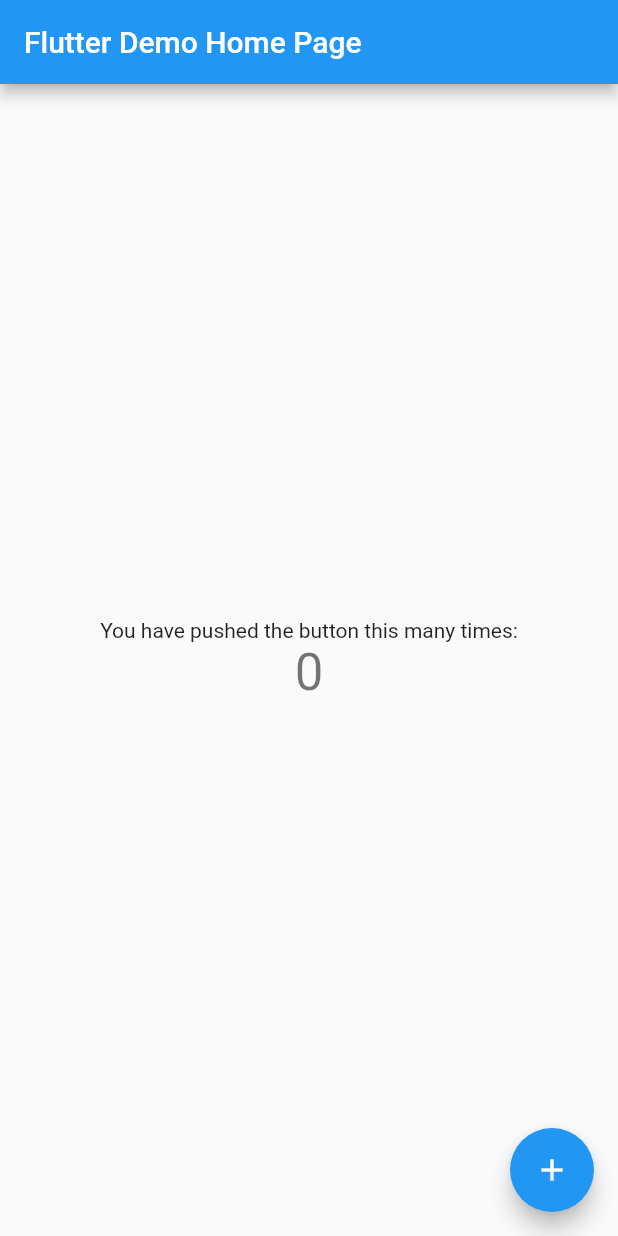
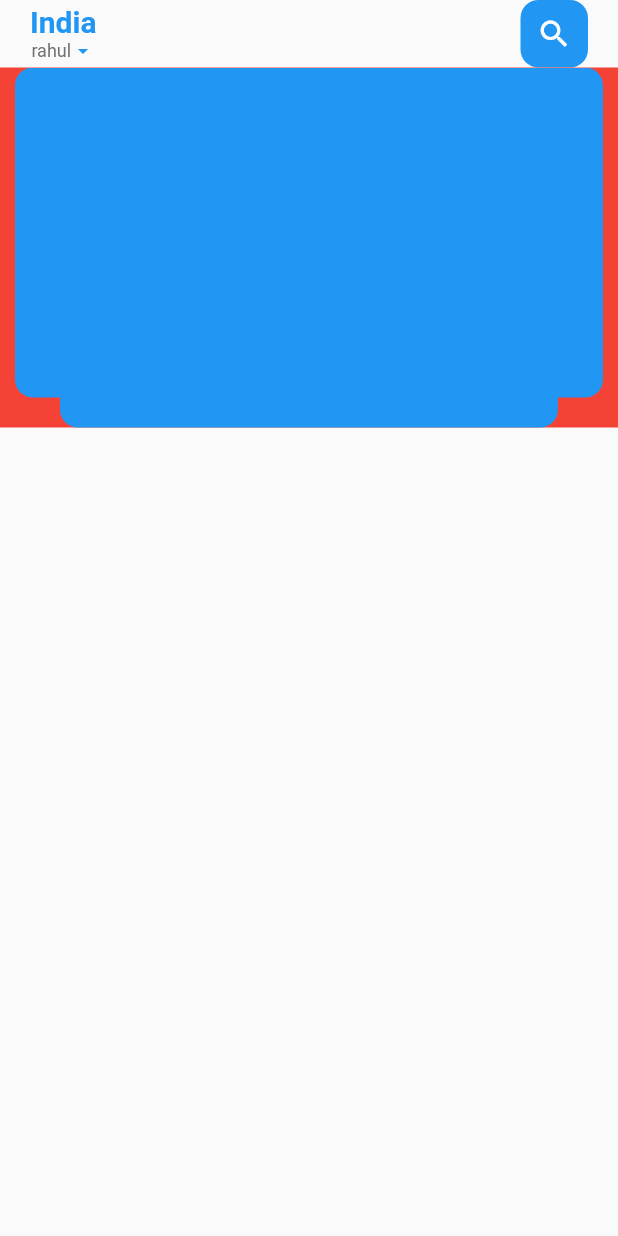
Before and after one commit to rahulasher110/e_commerce_app, a Flutter app: the screen it shows after launch, on a phone screen of 412 x 824 dp. Run offline on Flutter 3.47's test engine with Material 2 defaults, Android fonts, the phone set to English and light mode, and no system bars.

Commit message:
build the widget and basic header of our project

```diff
--- /dev/null
+++ b/lib/dashboard/body_page.dart
@@ -0,0 +1,47 @@
+import 'package:flutter/material.dart';
+import 'package:flutter/src/widgets/container.dart';
+import 'package:flutter/src/widgets/framework.dart';
+
+class MainDashboardBodyPage extends StatefulWidget {
+  const MainDashboardBodyPage({super.key});
+
+  @override
+  State<MainDashboardBodyPage> createState() => _MainDashboardBodyPageState();
+}
+
+class _MainDashboardBodyPageState extends State<MainDashboardBodyPage> {
+  @override
+  Widget build(BuildContext context) {
+    return Container(
+      color: Colors.red,
+      height: 240,
+      child: PageView.builder(
+          itemCount: 5,
+          itemBuilder: (context, position) {
+            return _buildPageItem(position);
+          }),
+    );
+  }
+
+  Widget _buildPageItem(int index) {
+    return Stack(
+      children: [
+        Container(
+          height: 220,
+          margin: const EdgeInsets.symmetric(horizontal: 10),
+          decoration: BoxDecoration(
+              borderRadius: BorderRadius.circular(12), color: Colors.blue),
+        ),
+        Align(
+          alignment: Alignment.bottomCenter,
+          child: Container(
+            height: 140,
+            margin: const EdgeInsets.symmetric(horizontal: 40),
+            decoration: BoxDecoration(
+                borderRadius: BorderRadius.circular(12), color: Colors.blue),
+          ),
+        ),
+      ],
+    );
+  }
+}
--- /dev/null
+++ b/lib/dashboard/header_page.dart
@@ -0,0 +1,69 @@
+import 'package:e_commerce_app/dashboard/body_page.dart';
+import 'package:e_commerce_app/widgets/big_text.dart';
+import 'package:e_commerce_app/widgets/small_text.dart';
+import 'package:flutter/material.dart';
+import 'package:flutter/src/widgets/container.dart';
+import 'package:flutter/src/widgets/framework.dart';
+
+class MainDashboardPage extends StatefulWidget {
+  const MainDashboardPage({super.key});
+
+  @override
+  State<MainDashboardPage> createState() => _MainDashboardPageState();
+}
+
+class _MainDashboardPageState extends State<MainDashboardPage> {
+  @override
+  Widget build(BuildContext context) {
+    return Scaffold(
+        body: SafeArea(
+      child: Column(
+        children: [
+          Container(
+            child: Container(
+              padding: const EdgeInsets.symmetric(horizontal: 20),
+              child: Row(
+                mainAxisAlignment: MainAxisAlignment.spaceBetween,
+                children: [
+                  Column(
+                    children: [
+                      BigText(
+                        text: 'India',
+                        size: 20,
+                        color: Colors.blue,
+                      ),
+                      Row(
+                        children: [
+                          SmallText(text: 'rahul'),
+                          const Icon(
+                            Icons.arrow_drop_down,
+                            size: 16,
+                            color: Colors.blue,
+                          )
+                        ],
+                      )
+                    ],
+                  ),
+                  Center(
+                    child: Container(
+                      width: 45,
+                      height: 45,
+                      decoration: BoxDecoration(
+                          borderRadius: BorderRadius.circular(12),
+                          color: Colors.blue),
+                      child: const Icon(
+                        Icons.search,
+                        color: Colors.white,
+                      ),
+                    ),
+                  )
+                ],
+              ),
+            ),
+          ),
+          const MainDashboardBodyPage()
+        ],
+      ),
+    ));
+  }
+}
--- a/lib/main.dart
+++ b/lib/main.dart
@@ -1,3 +1,4 @@
+import 'package:e_commerce_app/dashboard/header_page.dart';
 import 'package:flutter/material.dart';
 
 void main() {
@@ -12,104 +13,11 @@ class MyApp extends StatelessWidget {
   Widget build(BuildContext context) {
     return MaterialApp(
       title: 'Flutter Demo',
+      debugShowCheckedModeBanner: false,
       theme: ThemeData(
-        // This is the theme of your application.
-        //
-        // Try running your application with "flutter run". You'll see the
-        // application has a blue toolbar. Then, without quitting the app, try
-        // changing the primarySwatch below to Colors.green and then invoke
-        // "hot reload" (press "r" in the console where you ran "flutter run",
-        // or simply save your changes to "hot reload" in a Flutter IDE).
-        // Notice that the counter didn't reset back to zero; the application
-        // is not restarted.
         primarySwatch: Colors.blue,
       ),
-      home: const MyHomePage(title: 'Flutter Demo Home Page'),
+      home: const MainDashboardPage(),
     );
   }
 }
-
-class MyHomePage extends StatefulWidget {
-  const MyHomePage({super.key, required this.title});
-
-  // This widget is the home page of your application. It is stateful, meaning
-  // that it has a State object (defined below) that contains fields that affect
-  // how it looks.
-
-  // This class is the configuration for the state. It holds the values (in this
-  // case the title) provided by the parent (in this case the App widget) and
-  // used by the build method of the State. Fields in a Widget subclass are
-  // always marked "final".
-
-  final String title;
-
-  @override
-  State<MyHomePage> createState() => _MyHomePageState();
-}
-
-class _MyHomePageState extends State<MyHomePage> {
-  int _counter = 0;
-
-  void _incrementCounter() {
-    setState(() {
-      // This call to setState tells the Flutter framework that something has
-      // changed in this State, which causes it to rerun the build method below
-      // so that the display can reflect the updated values. If we changed
-      // _counter without calling setState(), then the build method would not be
-      // called again, and so nothing would appear to happen.
-      _counter++;
-    });
-  }
-
-  @override
-  Widget build(BuildContext context) {
-    // This method is rerun every time setState is called, for instance as done
-    // by the _incrementCounter method above.
-    //
-    // The Flutter framework has been optimized to make rerunning build methods
-    // fast, so that you can just rebuild anything that needs updating rather
-    // than having to individually change instances of widgets.
-    return Scaffold(
-      appBar: AppBar(
-        // Here we take the value from the MyHomePage object that was created by
-        // the App.build method, and use it to set our appbar title.
-        title: Text(widget.title),
-      ),
-      body: Center(
-        // Center is a layout widget. It takes a single child and positions it
-        // in the middle of the parent.
-        child: Column(
-          // Column is also a layout widget. It takes a list of children and
-          // arranges them vertically. By default, it sizes itself to fit its
-          // children horizontally, and tries to be as tall as its parent.
-          //
-          // Invoke "debug painting" (press "p" in the console, choose the
-          // "Toggle Debug Paint" action from the Flutter Inspector in Android
-          // Studio, or the "Toggle Debug Paint" command in Visual Studio Code)
-          // to see the wireframe for each widget.
-          //
-          // Column has various properties to control how it sizes itself and
-          // how it positions its children. Here we use mainAxisAlignment to
-          // center the children vertically; the main axis here is the vertical
-          // axis because Columns are vertical (the cross axis would be
-          // horizontal).
-          mainAxisAlignment: MainAxisAlignment.center,
-          children: <Widget>[
-            const Text(
-              'You have pushed the button this many times:',
-            ),
-            Text(
-              '$_counter',
-              style: Theme.of(context).textTheme.headline4,
-            ),
-          ],
-        ),
-      ),
-      floatingActionButton: FloatingActionButton(
-        onPressed: _incrementCounter,
-        tooltip: 'Increment',
-        child: const Icon(Icons.add),
-      ), // This trailing comma makes auto-formatting nicer for build methods.
-    );
-  }
-}
--- /dev/null
+++ b/lib/utils/colors.dart
@@ -0,0 +1,6 @@
+import 'dart:ui';
+
+class AppColors {
+  static const mainHeader = Color(0xff2E2E2E);
+  static const smallHeader = Color(0xff707070);
+}
--- /dev/null
+++ b/lib/widgets/big_text.dart
@@ -0,0 +1,29 @@
+import 'dart:ui';
+
+import 'package:e_commerce_app/utils/colors.dart';
+import 'package:flutter/material.dart';
+import 'package:flutter/src/widgets/container.dart';
+import 'package:flutter/src/widgets/framework.dart';
+
+class BigText extends StatelessWidget {
+  Color? color;
+  final String text;
+  double size;
+  TextOverflow overflow;
+  BigText(
+      {super.key,
+      this.color = AppColors.mainHeader,
+      required this.text,
+      this.size = 20,
+      this.overflow = TextOverflow.ellipsis});
+
+  @override
+  Widget build(BuildContext context) {
+    return Text(
+      text,
+      overflow: overflow,
+      style:
+          TextStyle(color: color, fontSize: size, fontWeight: FontWeight.bold),
+    );
+  }
+}
--- /dev/null
+++ b/lib/widgets/small_text.dart
@@ -0,0 +1,27 @@
+import 'dart:ui';
+
+import 'package:e_commerce_app/utils/colors.dart';
+import 'package:flutter/material.dart';
+import 'package:flutter/src/widgets/container.dart';
+import 'package:flutter/src/widgets/framework.dart';
+
+class SmallText extends StatelessWidget {
+  Color? color;
+  final String text;
+  double size;
+  SmallText({
+    super.key,
+    this.color = AppColors.smallHeader,
+    required this.text,
+    this.size = 12,
+  });
+
+  @override
+  Widget build(BuildContext context) {
+    return Text(
+      text,
+      style:
+          TextStyle(color: color, fontSize: size, fontWeight: FontWeight.w400),
+    );
+  }
+}
```
